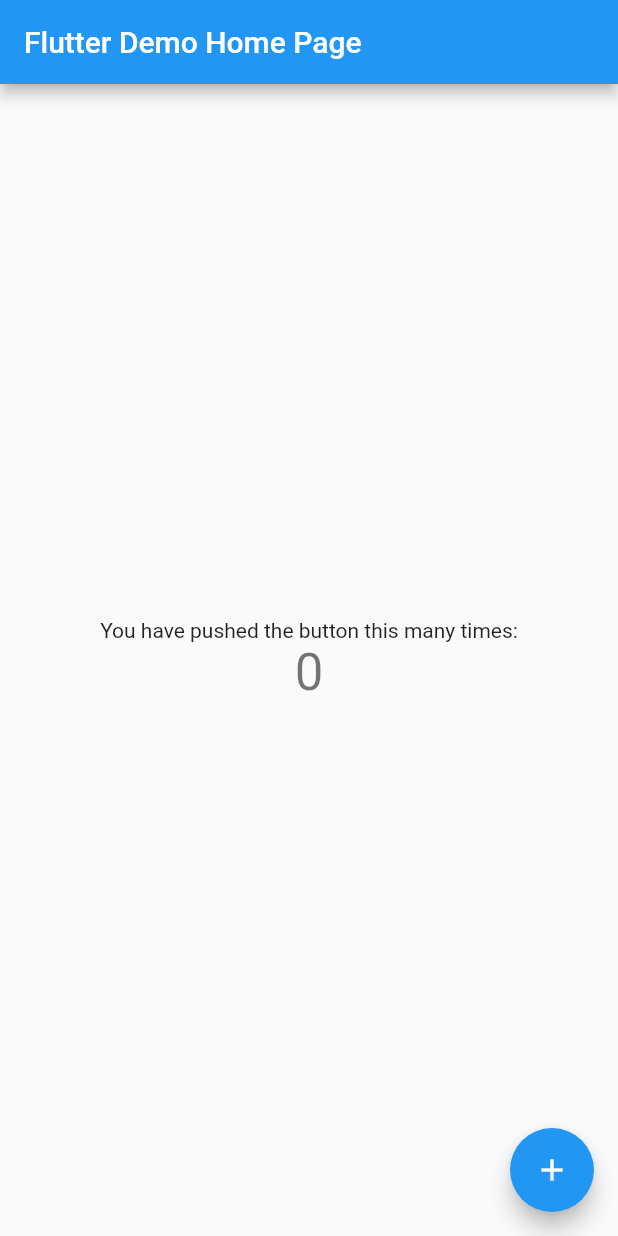
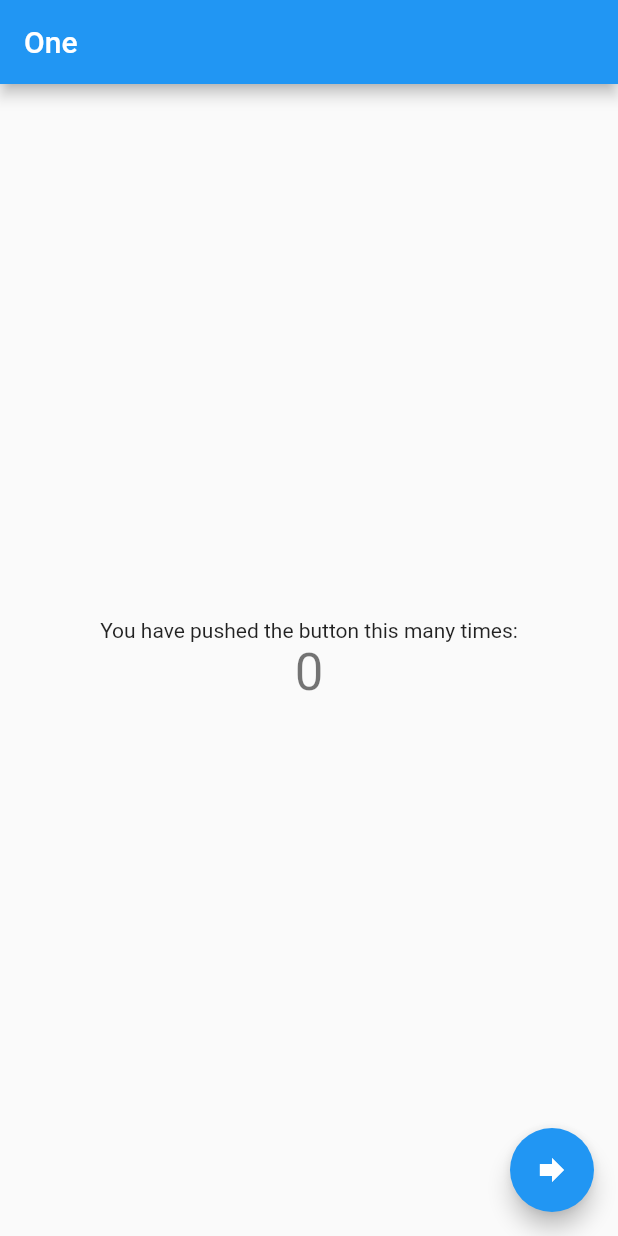
Before and after one commit to LSambo02/applifecyle_demo, a Flutter app: the screen it shows after launch, on a phone screen of 412 x 824 dp. Run offline on Flutter 3.47's test engine with Material 2 defaults, Android fonts, the phone set to English and light mode, and no system bars.

```diff
--- /dev/null
+++ b/lib/inherited_example/color_button_state.dart
@@ -0,0 +1,37 @@
+import 'package:applifecyle_demo/inherited_example/inherited_page.dart';
+import 'package:flutter/material.dart';
+
+class ColorButtonState extends StatefulWidget {
+  final Widget child;
+  Color? color;
+
+  ColorButtonState({required this.child, this.color = Colors.blue});
+
+  // aceder ao atributo "state" do InheritedPage, sendo do tipo
+  // ColorButtonState, assim temos a nossa implementação para este widget
+
+  static ColorButtonStateState of(BuildContext context) {
+    return InheritedPage.of(context)!.state;
+  }
+
+  @override
+  ColorButtonStateState createState() => ColorButtonStateState();
+}
+
+class ColorButtonStateState extends State<ColorButtonState> {
+  Color? color;
+
+  void updateButtonColor(Color newColor) {
+    setState(() {
+      color = newColor;
+    });
+  }
+
+  @override
+  Widget build(BuildContext context) {
+    //informamos qual estado queremos controlar, sendo este mesmo
+    // e também o Widget que estará usando este dado e suas modificações
+    // No caso, faremos um wrap com a app inteira como nosso widget
+    return InheritedPage(state: this, child: widget.child);
+  }
+}
--- /dev/null
+++ b/lib/inherited_example/inherited_page.dart
@@ -0,0 +1,17 @@
+import 'package:applifecyle_demo/inherited_example/color_button_state.dart';
+import 'package:flutter/material.dart';
+
+class InheritedPage extends InheritedWidget {
+  final ColorButtonStateState state;
+
+  InheritedPage({required this.state, required Widget child})
+      : super(child: child);
+
+  // informa aos widgets dependentes sobre alguma actualização
+  @override
+  bool updateShouldNotify(InheritedPage old) => true;
+
+  //criação de um método "of" para nos facilitar o acesso para os atributos do nosso InheritedWidegt
+  static InheritedPage? of(BuildContext context) =>
+      context.dependOnInheritedWidgetOfExactType(aspect: InheritedPage);
+}
--- a/lib/lifecycle_manager.dart
+++ b/lib/lifecycle_manager.dart
@@ -1,3 +1,5 @@
+import 'dart:developer';
+
 import 'package:flutter/material.dart';
 
 class LifeCycleManager extends StatefulWidget {
@@ -20,7 +22,7 @@ class _LifeCycleManagerState extends State<LifeCycleManager>
   @override
   void didChangeAppLifecycleState(AppLifecycleState state) {
     super.didChangeAppLifecycleState(state);
-    print('AppLifecycleState: $state');
+    log('AppLifecycleState: $state');
   }
 
   @override
--- a/lib/main.dart
+++ b/lib/main.dart
@@ -1,12 +1,28 @@
+import 'dart:developer';
+
+import 'package:applifecyle_demo/inherited_example/color_button_state.dart';
 import 'package:applifecyle_demo/lifecycle_manager.dart';
 import 'package:flutter/material.dart';
 
 void main() {
-  runApp(const MyApp());
+  runApp(ColorButtonState(child: MyApp()));
 }
 
-class MyApp extends StatelessWidget {
-  const MyApp({Key? key}) : super(key: key);
+class MyApp extends StatefulWidget {
+  MyApp({Key? key}) : super(key: key);
+
+  @override
+  State<StatefulWidget> createState() => _MyAppState();
+}
+
+class _MyAppState extends State<MyApp> {
+  String title = 'One';
+
+  void updateTitleAndColor() {
+    setState(() {
+      title = title == 'One' ? 'Whatever' : 'One';
+    });
+  }
 
   @override
   Widget build(BuildContext context) {
@@ -16,16 +32,21 @@ class MyApp extends StatelessWidget {
         theme: ThemeData(
           primarySwatch: Colors.blue,
         ),
-        home: const MyHomePage(title: 'Flutter Demo Home Page'),
+        home: MyHomePage(
+          title: title,
+          onPressed: updateTitleAndColor,
+        ),
       ),
     );
   }
 }
 
 class MyHomePage extends StatefulWidget {
-  const MyHomePage({Key? key, required this.title}) : super(key: key);
+  MyHomePage({Key? key, required this.title, required this.onPressed})
+      : super(key: key);
 
   final String title;
+  final VoidCallback onPressed;
 
   @override
   State<MyHomePage> createState() => _MyHomePageState();
@@ -41,7 +62,35 @@ class _MyHomePageState extends State<MyHomePage> {
   }
 
   @override
+  void didUpdateWidget(covariant MyHomePage oldWidget) {
+    // TODO: implement didUpdateWidget
+    super.didUpdateWidget(oldWidget);
+    log('called didUpdateWidget');
+  }
+
+  @override
+  void initState() {
+    super.initState();
+  }
+
+  @override
+  void didChangeDependencies() {
+    // TODO: implement didChangeDependencies
+    super.didChangeDependencies();
+    log('called didChangeDependencies');
+  }
+
+  @override
+  void deactivate() {
+    // TODO: implement deactivate
+    super.deactivate();
+    log('called deactivate');
+  }
+
+  @override
   Widget build(BuildContext context) {
+    final colorButton = ColorButtonState.of(context);
+
     return Scaffold(
       appBar: AppBar(
         title: Text(widget.title),
@@ -61,9 +110,13 @@ class _MyHomePageState extends State<MyHomePage> {
         ),
       ),
       floatingActionButton: FloatingActionButton(
-        onPressed: _incrementCounter,
-        tooltip: 'Increment',
-        child: const Icon(Icons.add),
+        backgroundColor: colorButton.color,
+        // onPressed: widget.onPressed,
+        onPressed: () => colorButton.updateButtonColor(
+            colorButton.color == Colors.blueGrey
+                ? Colors.blue
+                : Colors.blueGrey),
+        child: const Icon(Icons.forward),
       ), // This trailing comma makes auto-formatting nicer for build methods.
     );
   }
```
